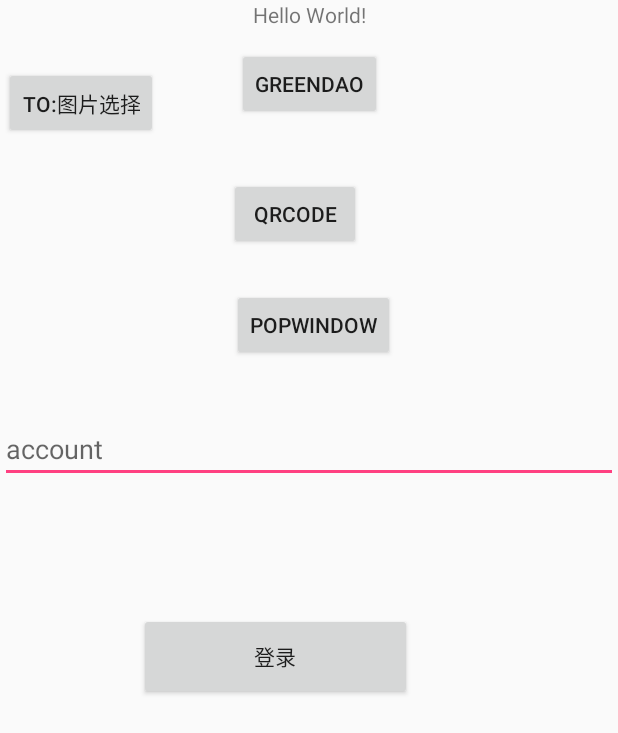
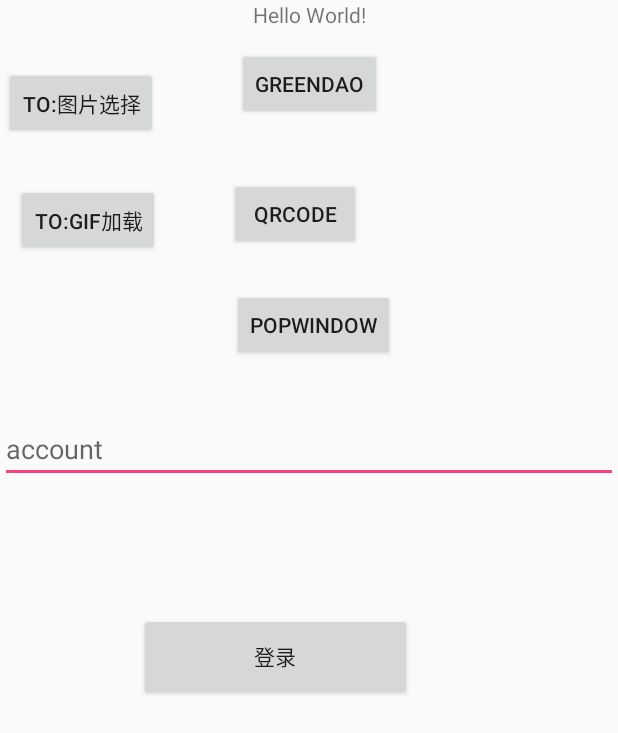
Before and after one commit to JasonZou-CN/RetrofitDemo, an Android app: the MainActivity screen opened directly, with no data from a screen before it, on a phone screen of 412 x 824 dp. Shown: the top 733 px of the screen. Run offline under Robolectric (Android 15) with nearby library versions, the phone set to English and light mode, and no system bars; our stand-ins replace EventBus, RxJava; libraries missing offline, so code that uses them is left out: com.orhanobut.logger.

Commit message:
GIF记载框架使用：android-gif-drawable 速度快于Glide加载方式

```diff
--- a/app/src/main/AndroidManifest.xml
+++ b/app/src/main/AndroidManifest.xml
@@ -23,18 +23,20 @@
                 android:name="android.support.FILE_PROVIDER_PATHS"
                 android:resource="@xml/filepath"/>
         </provider>
-        <!--****Activity****-->
+        <!-- ****Activity**** -->
         <activity
             android:name=".ui.splash.LaunchActivity"
             android:theme="@style/SplashTheme">
             <intent-filter>
                 <action android:name="android.intent.action.MAIN"/>
+
                 <category android:name="android.intent.category.LAUNCHER"/>
             </intent-filter>
         </activity>
         <activity android:name=".ui.guidepage.GuidePageActivity"/>
         <activity android:name=".ui.main.MainActivity"/>
         <activity android:name=".ui.chooseimgs.ChooseImages"/>
+        <activity android:name=".ui.gifloading.GifLoadingActivity"/>
     </application>
 
 </manifest>
--- a/app/src/main/java/com/jasonzou/retrofitdemo/ui/main/MainActivity.java
+++ b/app/src/main/java/com/jasonzou/retrofitdemo/ui/main/MainActivity.java
@@ -27,6 +27,7 @@ import com.jasonzou.retrofitdemo.network.APIMaster;
 import com.jasonzou.retrofitdemo.network.FileDownloader;
 import com.jasonzou.retrofitdemo.network.FileUploader;
 import com.jasonzou.retrofitdemo.ui.chooseimgs.ChooseImages;
+import com.jasonzou.retrofitdemo.ui.gifloading.GifLoadingActivity;
 import com.jasonzou.retrofitdemo.util.MPermissions;
 import com.jasonzou.retrofitdemo.util.MPopwindow;
 import com.orhanobut.logger.Logger;
@@ -317,7 +318,9 @@ public class MainActivity extends Activity {
     @Override
     protected void onStart() {
         super.onStart();
-        EventBus.getDefault().register(this);
+        if (!EventBus.getDefault().isRegistered(this)) {
+            EventBus.getDefault().register(this);
+        }
     }
 
     @Override
@@ -338,4 +341,8 @@ public class MainActivity extends Activity {
         state.setTargetPhone(String.valueOf(new Date().getTime()));
         GreenDaoMaster.getDaoSession().getIMConversationStateDao().insert(state);
     }
+
+    public void gifLoading(View view) {
+        view.getContext().startActivity(new Intent(view.getContext(), GifLoadingActivity.class));
+    }
 }
--- a/app/src/main/res/layout/activity_main.xml
+++ b/app/src/main/res/layout/activity_main.xml
@@ -87,4 +87,15 @@
         tools:layout_editor_absoluteX="168dp"
         tools:layout_editor_absoluteY="49dp"/>
 
+    <Button
+        android:id="@+id/button8"
+        android:layout_width="wrap_content"
+        android:layout_height="wrap_content"
+        android:layout_x="11dp"
+        android:layout_y="123dp"
+        android:text="TO:gif加载"
+        android:onClick="gifLoading"
+        tools:layout_editor_absoluteX="22dp"
+        tools:layout_editor_absoluteY="139dp"/>
+
 </AbsoluteLayout>
```
Also changed, not shown: app/build.gradle (+3 -5 lines), app/src/main/java/com/jasonzou/retrofitdemo/ui/gifloading/GifLoadingActivity.java (added, +22 -0 lines), app/src/main/res/layout/activity_gif_loading.xml (added, +28 -0 lines), app/src/main/res/drawable/big_loading.gif (added).
